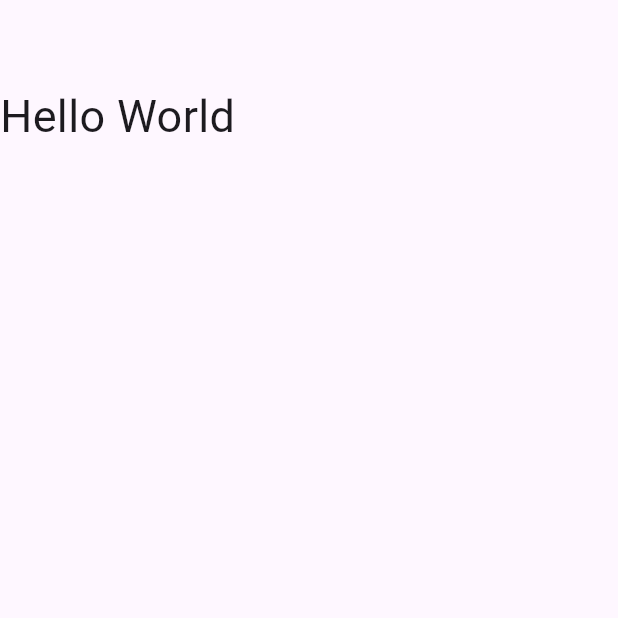
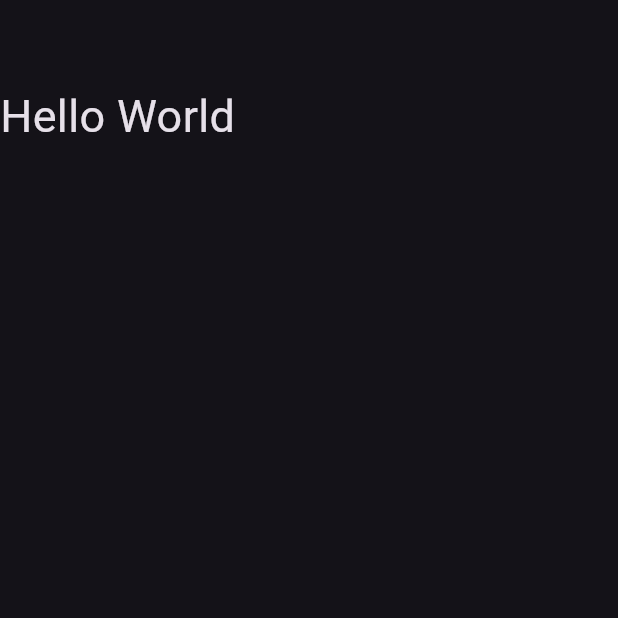
Before and after one commit to gutengboi/flutter_todo_app, a Flutter app: the screen it shows after launch, on a phone screen of 412 x 824 dp, the top half of it. Run offline on Flutter 3.47's test engine with Material 3 defaults, Android fonts, the phone set to English and light mode, and no system bars.

Commit message:
added darkTheme

```diff
--- a/lib/main.dart
+++ b/lib/main.dart
@@ -6,7 +6,7 @@ void main() {
 }
 
 class MyApp extends StatelessWidget {
-  const MyApp({super.key});
+const MyApp({super.key});
 
   // This widget is the root of your application.
   @override
@@ -15,7 +15,10 @@ class MyApp extends StatelessWidget {
       title: 'Flutter Todo App',
       debugShowCheckedModeBanner: false,
       theme: ThemeData(
+        primaryColor: Colors.blue,
+        brightness: Brightness.dark
       ),
+      darkTheme: ThemeData(),
       home: HomePage(),
     );
   }
```
